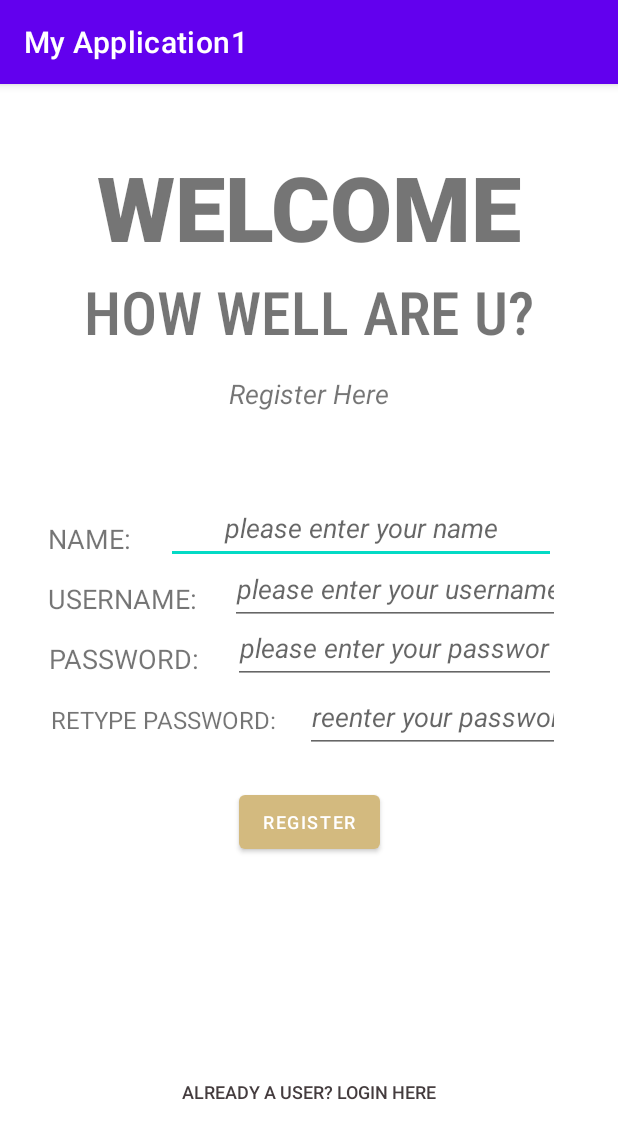
After one commit to Incognito-Five/HWRU, an Android app: the RegistrationPage screen opened directly, with no data from a screen before it, on a phone screen of 412 x 824 dp. The commit adds this screen. Shown: the top 1139 px of the screen. Run offline under Robolectric (Android 15) with nearby library versions, the phone set to English and light mode, and no system bars.

Commit message:
RegistrationPage

```diff
--- a/MyApplication2/app/src/main/AndroidManifest.xml
+++ b/MyApplication2/app/src/main/AndroidManifest.xml
@@ -11,7 +11,8 @@
         android:supportsRtl="true"
         android:theme="@style/Theme.MyApplication1"
         tools:ignore="AllowBackup">
-        <activity android:name=".Homepage"></activity>
+        <activity android:name=".RegistrationPage"></activity>
+        <activity android:name=".Homepage" />
         <activity android:name=".MainActivity">
             <intent-filter>
                 <action android:name="android.intent.action.MAIN" />
--- a/MyApplication2/app/src/main/java/com/example/myapplication1/MainActivity.java
+++ b/MyApplication2/app/src/main/java/com/example/myapplication1/MainActivity.java
@@ -13,7 +13,7 @@ import android.widget.Toast;
 public class MainActivity extends AppCompatActivity {
 
     EditText username, password;
-    Button login;
+    Button login, forget_pass, register;
     DatabaseHelper DB;
 
     @Override
@@ -24,6 +24,8 @@ public class MainActivity extends AppCompatActivity {
         username = (EditText) findViewById(R.id.txt_username);
         password = (EditText) findViewById(R.id.txt_pw);
         login = (Button) findViewById(R.id.button_login);
+        forget_pass = (Button) findViewById(R.id.button_forg);
+        register = (Button) findViewById(R.id.button_reg);
         DB =new DatabaseHelper(this);
 
         login.setOnClickListener(new View.OnClickListener() {
@@ -48,5 +50,20 @@ public class MainActivity extends AppCompatActivity {
             }
         });
 
+        register.setOnClickListener(new View.OnClickListener() {
+            @Override
+            public void onClick(View v) {
+                Intent intent = new Intent(getApplicationContext(), RegistrationPage.class);
+                startActivity(intent);
+            }
+        });
+
+        forget_pass.setOnClickListener(new View.OnClickListener() {
+            @Override
+            public void onClick(View v) {
+
+            }
+        });
+
     }
 }
--- /dev/null
+++ b/MyApplication2/app/src/main/java/com/example/myapplication1/RegistrationPage.java
@@ -0,0 +1,14 @@
+package com.example.myapplication1;
+
+import androidx.appcompat.app.AppCompatActivity;
+
+import android.os.Bundle;
+
+public class RegistrationPage extends AppCompatActivity {
+
+    @Override
+    protected void onCreate(Bundle savedInstanceState) {
+        super.onCreate(savedInstanceState);
+        setContentView(R.layout.activity_registration_page);
+    }
+}
--- /dev/null
+++ b/MyApplication2/app/src/main/res/layout/activity_registration_page.xml
@@ -0,0 +1,224 @@
+<?xml version="1.0" encoding="utf-8"?>
+<androidx.constraintlayout.widget.ConstraintLayout xmlns:android="http://schemas.android.com/apk/res/android"
+    xmlns:app="http://schemas.android.com/apk/res-auto"
+    xmlns:tools="http://schemas.android.com/tools"
+    android:layout_width="match_parent"
+    android:layout_height="match_parent"
+    tools:context=".RegistrationPage">
+
+    <TextView
+        android:id="@+id/lbl_welc1"
+        android:layout_width="wrap_content"
+        android:layout_height="wrap_content"
+        android:layout_gravity="center_horizontal"
+        android:fontFamily="sans-serif-black"
+        android:text="@string/welcome"
+        android:textAlignment="center"
+        android:textSize="60sp"
+        android:textStyle="bold"
+        app:layout_constraintBottom_toBottomOf="parent"
+        app:layout_constraintLeft_toLeftOf="parent"
+        app:layout_constraintRight_toRightOf="parent"
+        app:layout_constraintTop_toTopOf="parent"
+        app:layout_constraintVertical_bias="0.06" />
+
+    <TextView
+        android:id="@+id/lbl_how1"
+        android:layout_width="wrap_content"
+        android:layout_height="wrap_content"
+        android:layout_gravity="center_horizontal"
+        android:fontFamily="sans-serif-condensed-medium"
+        android:text="@string/how_well_are_u"
+        android:textAlignment="center"
+        android:textSize="40sp"
+        android:textStyle="normal"
+        app:layout_constraintBottom_toBottomOf="parent"
+        app:layout_constraintLeft_toLeftOf="parent"
+        app:layout_constraintRight_toRightOf="parent"
+        app:layout_constraintTop_toTopOf="parent"
+        app:layout_constraintVertical_bias="0.175" />
+
+    <TextView
+        android:id="@+id/lbl_per1"
+        android:layout_width="wrap_content"
+        android:layout_height="wrap_content"
+        android:layout_gravity="center_horizontal"
+        android:text="@string/register_here"
+        android:textAlignment="center"
+        android:textSize="18sp"
+        android:textStyle="italic"
+        app:layout_constraintBottom_toBottomOf="parent"
+        app:layout_constraintHorizontal_bias="0.497"
+        app:layout_constraintLeft_toLeftOf="parent"
+        app:layout_constraintRight_toRightOf="parent"
+        app:layout_constraintTop_toTopOf="parent"
+        app:layout_constraintVertical_bias="0.261" />
+
+    <TextView
+        android:id="@+id/lbl_name"
+        android:layout_width="wrap_content"
+        android:layout_height="wrap_content"
+        android:text="@string/name"
+        android:textSize="18sp"
+        android:textStyle="normal"
+        app:layout_constraintBottom_toBottomOf="parent"
+        app:layout_constraintHorizontal_bias="0.09"
+        app:layout_constraintLeft_toLeftOf="parent"
+        app:layout_constraintRight_toRightOf="parent"
+        app:layout_constraintTop_toTopOf="parent"
+        app:layout_constraintVertical_bias="0.391" />
+
+    <EditText
+        android:id="@+id/txt_name"
+        android:layout_width="260dp"
+        android:layout_height="47dp"
+        android:layout_gravity="center_horizontal"
+        android:autofillHints=""
+        android:ems="10"
+        android:hint="please enter your name"
+        android:inputType="textPersonName"
+        android:textAlignment="center"
+        android:textSize="18sp"
+        android:textStyle="italic"
+        android:visibility="visible"
+        app:layout_constraintBottom_toBottomOf="parent"
+        app:layout_constraintHorizontal_bias="0.726"
+        app:layout_constraintLeft_toLeftOf="parent"
+        app:layout_constraintRight_toRightOf="parent"
+        app:layout_constraintTop_toTopOf="parent"
+        app:layout_constraintVertical_bias="0.378" />
+
+    <TextView
+        android:id="@+id/lbl_username1"
+        android:layout_width="wrap_content"
+        android:layout_height="wrap_content"
+        android:text="@string/username_"
+        android:textSize="18sp"
+        android:textStyle="normal"
+        app:layout_constraintBottom_toBottomOf="parent"
+        app:layout_constraintHorizontal_bias="0.102"
+        app:layout_constraintLeft_toLeftOf="parent"
+        app:layout_constraintRight_toRightOf="parent"
+        app:layout_constraintTop_toTopOf="parent"
+        app:layout_constraintVertical_bias="0.445" />
+
+    <EditText
+        android:id="@+id/txt_username1"
+        android:layout_width="220dp"
+        android:layout_height="47dp"
+        android:layout_gravity="center_horizontal"
+        android:autofillHints=""
+        android:ems="15"
+        android:hint="@string/please_enter_your_username"
+        android:inputType="text"
+        android:textAlignment="center"
+        android:textSize="18sp"
+        android:textStyle="italic"
+        android:visibility="visible"
+        app:layout_constraintBottom_toBottomOf="parent"
+        app:layout_constraintHorizontal_bias="0.800"
+        app:layout_constraintLeft_toLeftOf="parent"
+        app:layout_constraintRight_toRightOf="parent"
+        app:layout_constraintTop_toTopOf="parent"
+        app:layout_constraintVertical_bias="0.435" />
+
+    <TextView
+        android:id="@+id/lbl_pw1"
+        android:layout_width="wrap_content"
+        android:layout_height="wrap_content"
+        android:text="@string/password"
+        android:textSize="18sp"
+        android:textStyle="normal"
+        app:layout_constraintBottom_toBottomOf="parent"
+        app:layout_constraintHorizontal_bias="0.105"
+        app:layout_constraintLeft_toLeftOf="parent"
+        app:layout_constraintRight_toRightOf="parent"
+        app:layout_constraintTop_toTopOf="parent"
+        app:layout_constraintVertical_bias="0.499" />
+
+    <EditText
+        android:id="@+id/txt_pw1"
+        android:layout_width="215dp"
+        android:layout_height="47dp"
+        android:layout_gravity="center_horizontal"
+        android:autofillHints=""
+        android:ems="10"
+        android:hint="please enter your password"
+        android:inputType="textPassword"
+        android:textAlignment="center"
+        android:textSize="18sp"
+        android:textStyle="italic"
+        android:visibility="visible"
+        app:layout_constraintBottom_toBottomOf="parent"
+        app:layout_constraintHorizontal_bias="0.789"
+        app:layout_constraintLeft_toLeftOf="parent"
+        app:layout_constraintRight_toRightOf="parent"
+        app:layout_constraintTop_toTopOf="parent"
+        app:layout_constraintVertical_bias="0.489"
+        tools:ignore="HardcodedText" />
+
+    <TextView
+        android:id="@+id/lbl_repw"
+        android:layout_width="wrap_content"
+        android:layout_height="wrap_content"
+        android:text="RETYPE PASSWORD:"
+        android:textSize="16sp"
+        android:textStyle="normal"
+        app:layout_constraintBottom_toBottomOf="parent"
+        app:layout_constraintHorizontal_bias="0.130"
+        app:layout_constraintLeft_toLeftOf="parent"
+        app:layout_constraintRight_toRightOf="parent"
+        app:layout_constraintTop_toTopOf="parent"
+        app:layout_constraintVertical_bias="0.553" />
+
+    <EditText
+        android:id="@+id/txt_repw"
+        android:layout_width="170dp"
+        android:layout_height="47dp"
+        android:layout_gravity="center_horizontal"
+        android:autofillHints=""
+        android:ems="10"
+        android:hint="reenter your password"
+        android:inputType="textPassword"
+        android:textAlignment="center"
+        android:textSize="18sp"
+        android:textStyle="italic"
+        android:visibility="visible"
+        app:layout_constraintBottom_toBottomOf="parent"
+        app:layout_constraintHorizontal_bias="0.840"
+        app:layout_constraintLeft_toLeftOf="parent"
+        app:layout_constraintRight_toRightOf="parent"
+        app:layout_constraintTop_toTopOf="parent"
+        app:layout_constraintVertical_bias="0.553"
+        tools:ignore="HardcodedText" />
+
+    <Button
+        android:id="@+id/button_reg1"
+        android:layout_width="wrap_content"
+        android:layout_height="wrap_content"
+        android:text="Register"
+        android:textSize="12sp"
+        app:backgroundTint="#D3BA7F"
+        app:layout_constraintBottom_toBottomOf="parent"
+        app:layout_constraintLeft_toLeftOf="parent"
+        app:layout_constraintRight_toRightOf="parent"
+        app:layout_constraintTop_toTopOf="parent"
+        app:layout_constraintVertical_bias="0.650"
+        tools:ignore="SmallSp" />
+
+    <Button
+        android:id="@+id/button_reg"
+        android:layout_width="wrap_content"
+        android:layout_height="wrap_content"
+        android:text="Already a user? Login here"
+        android:textSize="12sp"
+        android:textColor="#443C3E"
+        style="?android:borderlessButtonStyle"
+        app:layout_constraintBottom_toBottomOf="parent"
+        app:layout_constraintLeft_toLeftOf="parent"
+        app:layout_constraintRight_toRightOf="parent"
+        app:layout_constraintTop_toTopOf="parent"
+        app:layout_constraintVertical_bias="0.900"
+        tools:ignore="SmallSp" />
+
+</androidx.constraintlayout.widget.ConstraintLayout>
--- a/MyApplication2/app/src/main/res/values/strings.xml
+++ b/MyApplication2/app/src/main/res/values/strings.xml
@@ -35,5 +35,8 @@
     <string name="username">USERNAME</string>
     <string name="username_">USERNAME:</string>
     <string name="new_user_register_here">New user? Register here</string>
+    <string name="register_here">Register Here</string>
+    <string name="name">NAME:</string>
+    <string name="please_enter_your_name">please_enter your name</string>
 
 </resources>
```
